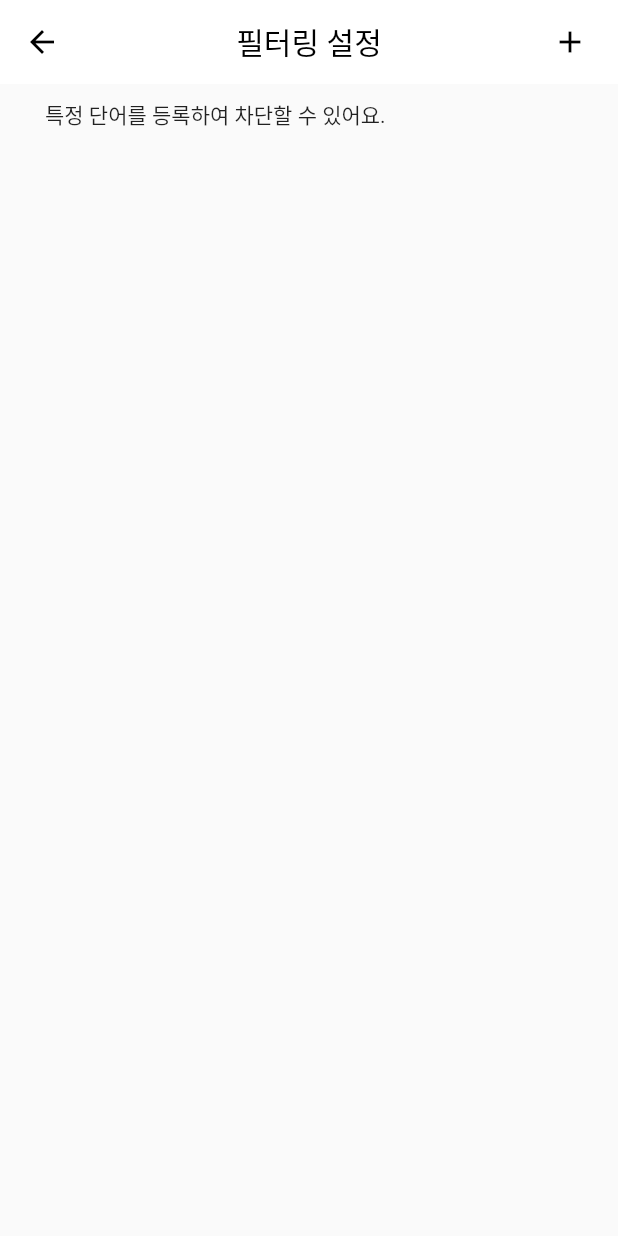
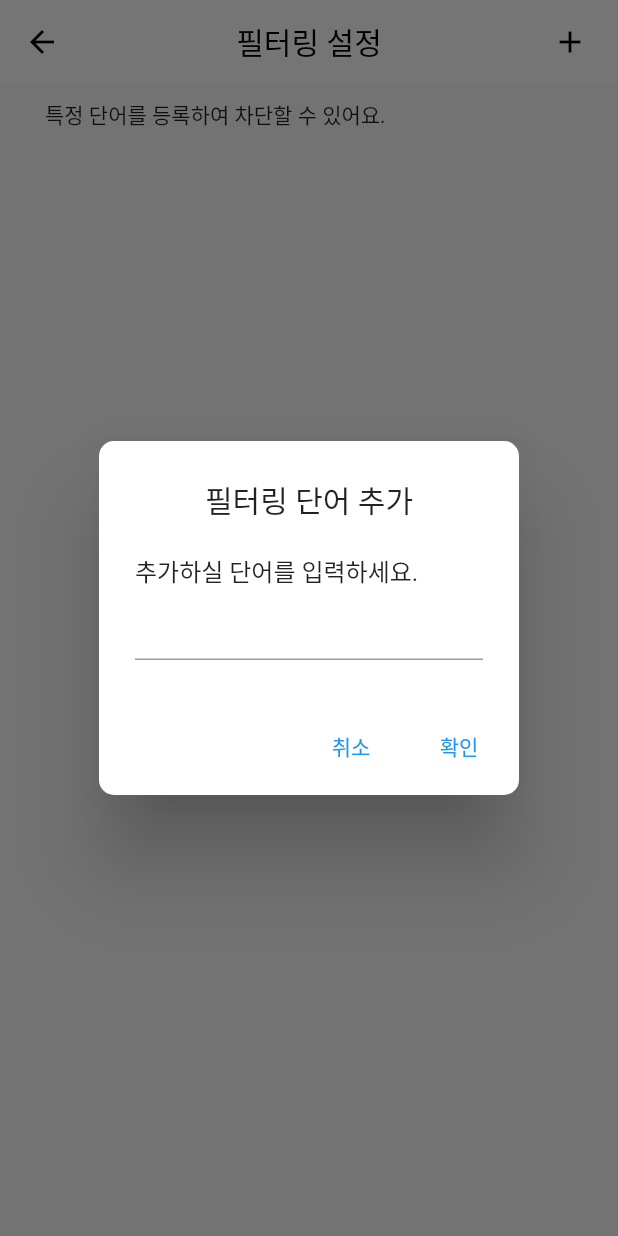
Before and after one commit to applejuice987/fzu_capston, a Flutter app: the Page4_FilteringTextList screen opened directly, after a tap on the "add" icon, on a phone screen of 412 x 824 dp. Run offline on Flutter 3.47's test engine with Material 2 defaults, Android fonts, the phone set to English and light mode, and no system bars; our stand-ins replace cloud_firestore, firebase_auth, firebase_core, fluttertoast, image_picker, multi_select_flutter and 1 more; accounts and stored records are empty.

Commit message:
feat: 특정 단어를 필터링할 수 있는 페이지 구성(아직 필터링 안됨)

```diff
--- a/lib/Page_4/Page4_FilteringTextList.dart
+++ b/lib/Page_4/Page4_FilteringTextList.dart
@@ -29,6 +29,7 @@ class _Page4_FilteringTextListState extends State<Page4_FilteringTextList> {
   String _currentUser = '';
   List<dynamic> _filteringTextList = [];
   String _userPath = '';
+  dynamic filteringController = TextEditingController();
 
   @override
   void initState() {
@@ -53,6 +54,61 @@ class _Page4_FilteringTextListState extends State<Page4_FilteringTextList> {
 
   }
 
+  void showAddFilteringTextDialog() {
+    showDialog(
+        context: context,
+        //barrierDismissible - Dialog를 제외한 다른 화면 터치 x
+        barrierDismissible: false,
+        builder: (BuildContext context) {
+          return AlertDialog(
+            // RoundedRectangleBorder - Dialog 화면 모서리 둥글게 조절
+            shape: RoundedRectangleBorder(
+                borderRadius: BorderRadius.circular(10.0)),
+            //Dialog Main Title
+            title: Column(
+              children: <Widget>[
+                Text("필터링 단어 추가"),
+              ],
+            ),
+            //
+            content: Column(
+              mainAxisSize: MainAxisSize.min,
+              crossAxisAlignment: CrossAxisAlignment.start,
+              children: <Widget>[
+                Text(
+                  "추가하실 단어를 입력하세요.",
+                ),
+                Container(
+                  width: double.infinity,
+                    height: 50,
+                    child: TextField(
+                      controller: filteringController,
+                    )),
+              ],
+            ),
+            actions: <Widget>[
+              TextButton(
+                child: Text("취소"),
+                onPressed: () {
+                  Navigator.pop(context);
+                },
+              ),
+              TextButton(
+                child: Text("확인"),
+                onPressed: () {
+                  List<dynamic> newFilteringText = [];
+                  newFilteringText.add(filteringController.text);
+                  db.collection('userInfoTable').doc('user').collection(_userPath).doc(_currentUser).update({'filteringTextList' : FieldValue.arrayUnion(newFilteringText)
+                  });
+                  filteringController.text = '';
+                  Navigator.pop(context);
+                },
+              ),
+            ],
+          );
+        });
+  }
+
   @override
   Widget build(BuildContext context) {
     return Scaffold(
@@ -63,7 +119,9 @@ class _Page4_FilteringTextListState extends State<Page4_FilteringTextList> {
           Padding(
               padding: EdgeInsets.only(right: 20.0),
               child: GestureDetector(
-                onTap: () {},
+                onTap: () {
+                  showAddFilteringTextDialog();
+                },
                 child: Icon(
                     Icons.add
                 ),
--- a/lib/login/SignUpDatabaseHelper.dart
+++ b/lib/login/SignUpDatabaseHelper.dart
@@ -35,6 +35,7 @@ class SignUpDatabaseHelper {
       'likeAdList': [],
       'likeSpoList': [],
       'blackList': [],
+      'filteringTextList': [],
       'channelName': channelName,
       'contents': contents,
       'subscribers' : ''
@@ -56,10 +57,10 @@ class SignUpDatabaseHelper {
         'profile': image,
         'type': type,
         'likeInfList': [],
+        'filteringTextList': [],
         'adList': [],
         'chatList': [],
         'blackList': [],
-
         'ceoName': ceoName
       };
       db
```
Also changed, not shown: lib/Page_1/Create_Info.dart (+7 -0 lines), lib/Page_4/Page4.dart (+1 -9 lines).
